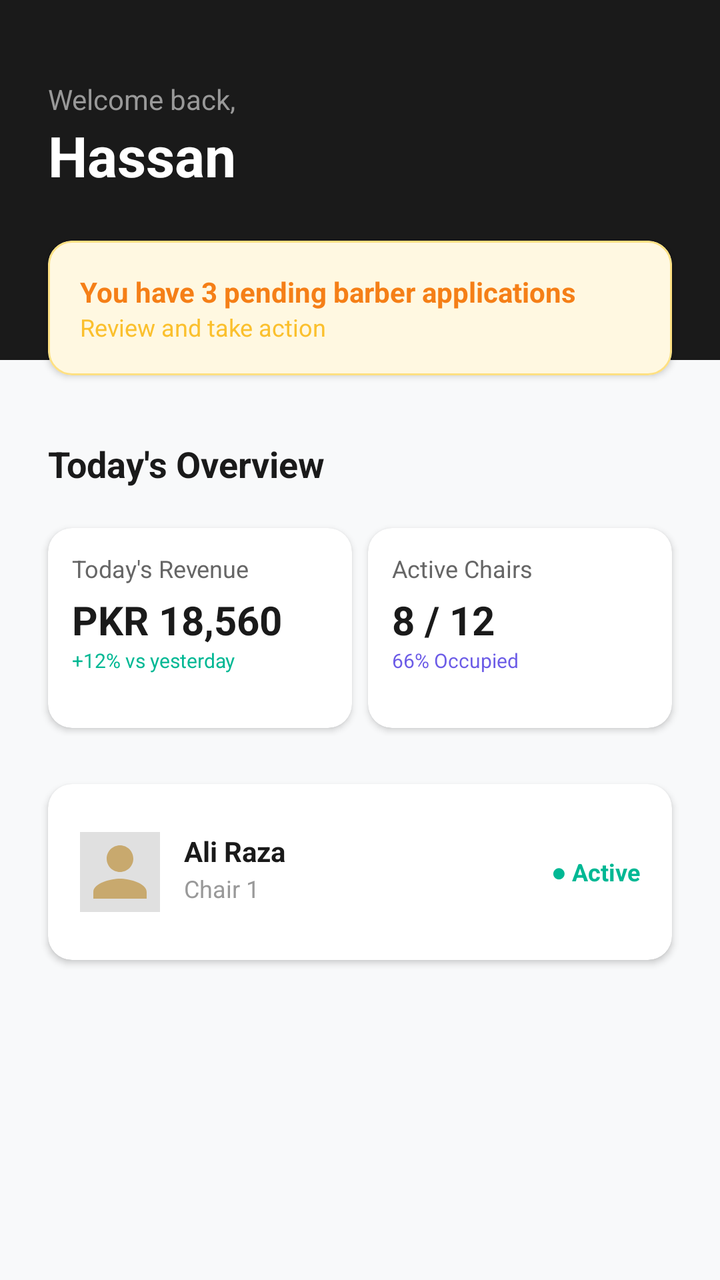
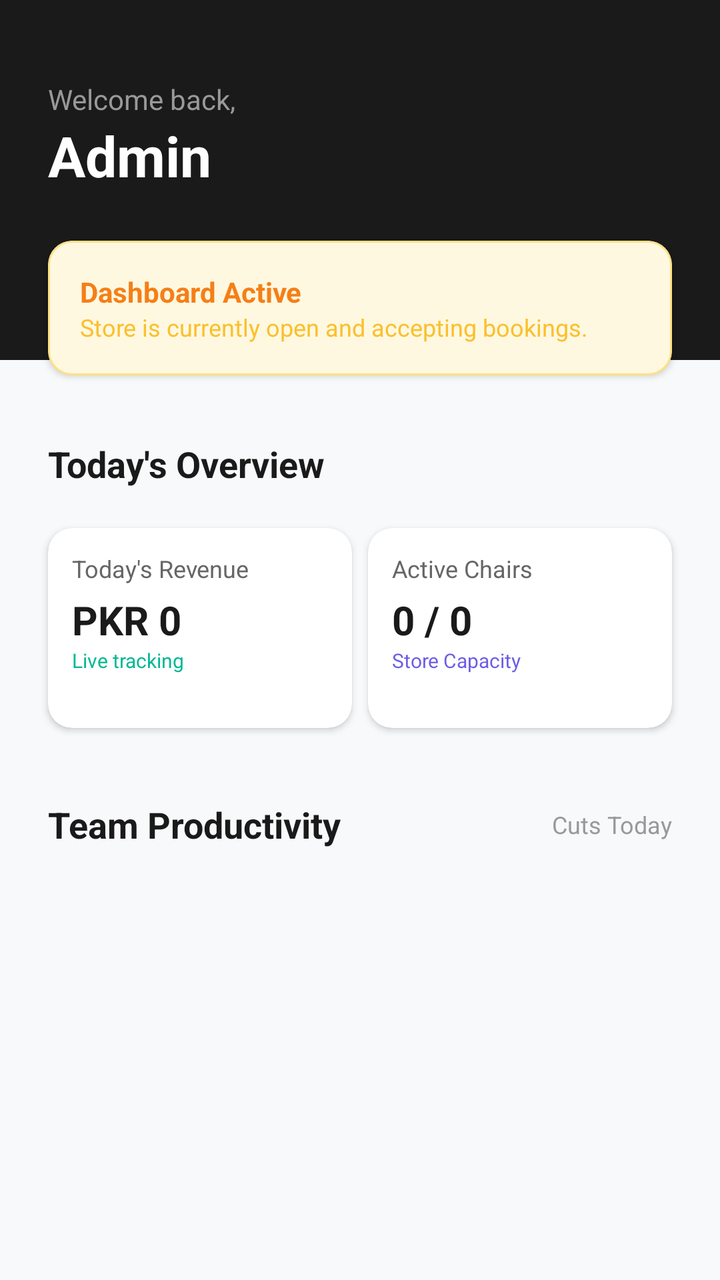

Before-and-after screenshots of an Android layout around one commit, followed by the original layout XML and the change that was made.
<!-- AndroidManifest.xml: application theme Theme.Trimly -->
<!-- res/layout/fragment_hub.xml -->
<?xml version="1.0" encoding="utf-8"?>
<ScrollView xmlns:android="http://schemas.android.com/apk/res/android"
    xmlns:app="http://schemas.android.com/apk/res-auto"
    android:layout_width="match_parent"
    android:layout_height="match_parent"
    android:background="#F8F9FA"
    android:fillViewport="true">

    <androidx.constraintlayout.widget.ConstraintLayout
        android:layout_width="match_parent"
        android:layout_height="wrap_content"
        android:paddingBottom="40dp">

        <View
            android:id="@+id/header_bg"
            android:layout_width="match_parent"
            android:layout_height="180dp"
            android:background="#1A1A1A"
            app:layout_constraintTop_toTopOf="parent" />

        <TextView
            android:id="@+id/tv_welcome"
            android:layout_width="wrap_content"
            android:layout_height="wrap_content"
            android:layout_marginStart="24dp"
            android:layout_marginTop="40dp"
            android:text="Welcome back,"
            android:textColor="#999999"
            android:textSize="14sp"
            app:layout_constraintStart_toStartOf="parent"
            app:layout_constraintTop_toTopOf="parent" />

        <TextView
            android:id="@+id/tv_admin_name"
            android:layout_width="wrap_content"
            android:layout_height="wrap_content"
            android:layout_marginStart="24dp"
            android:text="Hassan"
            android:textColor="#FFFFFF"
            android:textSize="28sp"
            android:textStyle="bold"
            app:layout_constraintStart_toStartOf="parent"
            app:layout_constraintTop_toBottomOf="@id/tv_welcome" />

        <com.google.android.material.card.MaterialCardView
            android:id="@+id/card_alert"
            android:layout_width="match_parent"
            android:layout_height="wrap_content"
            android:layout_marginHorizontal="24dp"
            android:layout_marginTop="24dp"
            app:cardBackgroundColor="#FFF8E1"
            app:cardCornerRadius="12dp"
            app:cardElevation="2dp"
            app:strokeColor="#FFE082"
            app:strokeWidth="1dp"
            app:layout_constraintTop_toBottomOf="@id/tv_admin_name">
            <LinearLayout
                android:layout_width="match_parent"
                android:layout_height="wrap_content"
                android:padding="16dp"
                android:orientation="vertical">
                <TextView
                    android:layout_width="wrap_content"
                    android:layout_height="wrap_content"
                    android:text="You have 3 pending barber applications"
                    android:textColor="#F57F17"
                    android:textStyle="bold"/>
                <TextView
                    android:layout_width="wrap_content"
                    android:layout_height="wrap_content"
                    android:text="Review and take action"
                    android:textColor="#FBC02D"
                    android:textSize="12sp"/>
            </LinearLayout>
        </com.google.android.material.card.MaterialCardView>

        <TextView
            android:id="@+id/tv_overview_title"
            android:layout_width="wrap_content"
            android:layout_height="wrap_content"
            android:layout_marginStart="24dp"
            android:layout_marginTop="32dp"
            android:text="Today's Overview"
            android:textColor="#1A1A1A"
            android:textSize="18sp"
            android:textStyle="bold"
            app:layout_constraintStart_toStartOf="parent"
            app:layout_constraintTop_toBottomOf="@id/card_alert" />

        <GridLayout
            android:id="@+id/grid_stats"
            android:layout_width="match_parent"
            android:layout_height="wrap_content"
            android:layout_marginHorizontal="20dp"
            android:layout_marginTop="16dp"
            android:columnCount="2"
            android:rowCount="2"
            app:layout_constraintTop_toBottomOf="@id/tv_overview_title">

            <com.google.android.material.card.MaterialCardView
                android:layout_width="0dp"
                android:layout_height="100dp"
                android:layout_columnWeight="1"
                android:layout_margin="4dp"
                app:cardBackgroundColor="#FFFFFF"
                app:cardCornerRadius="12dp"
                app:cardElevation="2dp"
                app:strokeWidth="0dp">
                <LinearLayout
                    android:layout_width="match_parent"
                    android:layout_height="match_parent"
                    android:padding="12dp"
                    android:orientation="vertical">
                    <TextView android:layout_width="wrap_content" android:layout_height="wrap_content" android:text="Today's Revenue" android:textColor="#666666" android:textSize="12sp"/>
                    <TextView android:layout_width="wrap_content" android:layout_height="wrap_content" android:text="PKR 18,560" android:textColor="#1A1A1A" android:textSize="20sp" android:textStyle="bold" android:layout_marginTop="4dp"/>
                    <TextView android:layout_width="wrap_content" android:layout_height="wrap_content" android:text="+12% vs yesterday" android:textColor="#00B894" android:textSize="10sp"/>
                </LinearLayout>
            </com.google.android.material.card.MaterialCardView>

            <com.google.android.material.card.MaterialCardView
                android:layout_width="0dp"
                android:layout_height="100dp"
                android:layout_columnWeight="1"
                android:layout_margin="4dp"
                app:cardBackgroundColor="#FFFFFF"
                app:cardCornerRadius="12dp"
                app:cardElevation="2dp"
                app:strokeWidth="0dp">
                <LinearLayout
                    android:layout_width="match_parent"
                    android:layout_height="match_parent"
                    android:padding="12dp"
                    android:orientation="vertical">
                    <TextView android:layout_width="wrap_content" android:layout_height="wrap_content" android:text="Active Chairs" android:textColor="#666666" android:textSize="12sp"/>
                    <TextView android:layout_width="wrap_content" android:layout_height="wrap_content" android:text="8 / 12" android:textColor="#1A1A1A" android:textSize="20sp" android:textStyle="bold" android:layout_marginTop="4dp"/>
                    <TextView android:layout_width="wrap_content" android:layout_height="wrap_content" android:text="66% Occupied" android:textColor="#6C5CE7" android:textSize="10sp"/>
                </LinearLayout>
            </com.google.android.material.card.MaterialCardView>

        </GridLayout>

        <com.google.android.material.card.MaterialCardView
            android:layout_width="match_parent"
            android:layout_height="wrap_content"
            android:layout_marginHorizontal="24dp"
            android:layout_marginTop="24dp"
            app:cardBackgroundColor="#FFFFFF"
            app:cardCornerRadius="12dp"
            app:cardElevation="2dp"
            app:strokeWidth="0dp"
            app:layout_constraintTop_toBottomOf="@id/grid_stats">

            <LinearLayout
                android:layout_width="match_parent"
                android:layout_height="wrap_content"
                android:orientation="vertical"
                android:padding="16dp">
                <RelativeLayout android:layout_width="match_parent" android:layout_height="wrap_content" android:paddingVertical="8dp">
                    <ImageView android:id="@+id/img_barber1" android:layout_width="40dp" android:layout_height="40dp" android:src="@drawable/ic_user" android:background="#E0E0E0"/>
                    <TextView android:layout_width="wrap_content" android:layout_height="wrap_content" android:layout_toEndOf="@id/img_barber1" android:layout_marginStart="12dp" android:text="Ali Raza" android:textColor="#1A1A1A" android:textStyle="bold"/>
                    <TextView android:layout_width="wrap_content" android:layout_height="wrap_content" android:layout_toEndOf="@id/img_barber1" android:layout_marginStart="12dp" android:layout_marginTop="20dp" android:text="Chair 1" android:textColor="#999999" android:textSize="12sp"/>
                    <TextView android:layout_width="wrap_content" android:layout_height="wrap_content" android:layout_alignParentEnd="true" android:layout_centerVertical="true" android:text="● Active" android:textColor="#00B894" android:textStyle="bold" android:textSize="12sp"/>
                </RelativeLayout>
            </LinearLayout>
        </com.google.android.material.card.MaterialCardView>

    </androidx.constraintlayout.widget.ConstraintLayout>
</ScrollView>
<!-- resources referenced by this layout -->
<resources>
  <!-- drawable ic_user (drawable) -->
  <vector xmlns:android="http://schemas.android.com/apk/res/android"
      android:width="24dp"
      android:height="24dp"
      android:viewportWidth="24"
      android:viewportHeight="24"
      android:tint="#C8A96E">
      <path
          android:fillColor="#1A1814"
          android:pathData="M12,12c2.21,0 4,-1.79 4,-4s-1.79,-4 -4,-4 -4,1.79 -4,4 1.79,4 4,4zM12,14c-2.67,0 -8,1.34 -8,4v2h16v-2c0,-2.66 -5.33,-4 -8,-4z"/>
  </vector>
  <style name="Theme.Trimly" parent="Base.Theme.Trimly" />
  <style name="Base.Theme.Trimly" parent="Theme.Material3.DayNight.NoActionBar">
          
          
      </style>
</resources>

<!-- the commit's change to res/layout/fragment_hub.xml (unified diff, before → after) -->
@@ -35,7 +35,7 @@
             android:layout_width="wrap_content"
             android:layout_height="wrap_content"
             android:layout_marginStart="24dp"
-            android:text="Hassan"
+            android:text="Admin"
             android:textColor="#FFFFFF"
             android:textSize="28sp"
             android:textStyle="bold"
@@ -62,13 +62,13 @@
                 <TextView
                     android:layout_width="wrap_content"
                     android:layout_height="wrap_content"
-                    android:text="You have 3 pending barber applications"
+                    android:text="Dashboard Active"
                     android:textColor="#F57F17"
                     android:textStyle="bold"/>
                 <TextView
                     android:layout_width="wrap_content"
                     android:layout_height="wrap_content"
-                    android:text="Review and take action"
+                    android:text="Store is currently open and accepting bookings."
                     android:textColor="#FBC02D"
                     android:textSize="12sp"/>
             </LinearLayout>
@@ -112,8 +112,8 @@
                     android:padding="12dp"
                     android:orientation="vertical">
                     <TextView android:layout_width="wrap_content" android:layout_height="wrap_content" android:text="Today's Revenue" android:textColor="#666666" android:textSize="12sp"/>
-                    <TextView android:layout_width="wrap_content" android:layout_height="wrap_content" android:text="PKR 18,560" android:textColor="#1A1A1A" android:textSize="20sp" android:textStyle="bold" android:layout_marginTop="4dp"/>
-                    <TextView android:layout_width="wrap_content" android:layout_height="wrap_content" android:text="+12% vs yesterday" android:textColor="#00B894" android:textSize="10sp"/>
+                    <TextView android:id="@+id/tv_revenue_amount" android:layout_width="wrap_content" android:layout_height="wrap_content" android:text="PKR 0" android:textColor="#1A1A1A" android:textSize="20sp" android:textStyle="bold" android:layout_marginTop="4dp"/>
+                    <TextView android:layout_width="wrap_content" android:layout_height="wrap_content" android:text="Live tracking" android:textColor="#00B894" android:textSize="10sp"/>
                 </LinearLayout>
             </com.google.android.material.card.MaterialCardView>
 
@@ -132,37 +132,43 @@
                     android:padding="12dp"
                     android:orientation="vertical">
                     <TextView android:layout_width="wrap_content" android:layout_height="wrap_content" android:text="Active Chairs" android:textColor="#666666" android:textSize="12sp"/>
-                    <TextView android:layout_width="wrap_content" android:layout_height="wrap_content" android:text="8 / 12" android:textColor="#1A1A1A" android:textSize="20sp" android:textStyle="bold" android:layout_marginTop="4dp"/>
-                    <TextView android:layout_width="wrap_content" android:layout_height="wrap_content" android:text="66% Occupied" android:textColor="#6C5CE7" android:textSize="10sp"/>
+                    <TextView android:id="@+id/tv_active_chairs" android:layout_width="wrap_content" android:layout_height="wrap_content" android:text="0 / 0" android:textColor="#1A1A1A" android:textSize="20sp" android:textStyle="bold" android:layout_marginTop="4dp"/>
+                    <TextView android:layout_width="wrap_content" android:layout_height="wrap_content" android:text="Store Capacity" android:textColor="#6C5CE7" android:textSize="10sp"/>
                 </LinearLayout>
             </com.google.android.material.card.MaterialCardView>
-
         </GridLayout>
 
-        <com.google.android.material.card.MaterialCardView
+        <TextView
+            android:id="@+id/tv_productivity_title"
+            android:layout_width="wrap_content"
+            android:layout_height="wrap_content"
+            android:layout_marginStart="24dp"
+            android:layout_marginTop="32dp"
+            android:text="Team Productivity"
+            android:textColor="#1A1A1A"
+            android:textSize="18sp"
+            android:textStyle="bold"
+            app:layout_constraintStart_toStartOf="parent"
+            app:layout_constraintTop_toBottomOf="@id/grid_stats" />
+
+        <TextView
+            android:layout_width="wrap_content"
+            android:layout_height="wrap_content"
+            android:layout_marginEnd="24dp"
+            android:text="Cuts Today"
+            android:textColor="#999999"
+            android:textSize="12sp"
+            app:layout_constraintBottom_toBottomOf="@id/tv_productivity_title"
+            app:layout_constraintEnd_toEndOf="parent"
+            app:layout_constraintTop_toTopOf="@id/tv_productivity_title" />
+
+        <androidx.recyclerview.widget.RecyclerView
+            android:id="@+id/rv_team_performance"
             android:layout_width="match_parent"
             android:layout_height="wrap_content"
-            android:layout_marginHorizontal="24dp"
-            android:layout_marginTop="24dp"
-            app:cardBackgroundColor="#FFFFFF"
-            app:cardCornerRadius="12dp"
-            app:cardElevation="2dp"
-            app:strokeWidth="0dp"
-            app:layout_constraintTop_toBottomOf="@id/grid_stats">
-
-            <LinearLayout
-                android:layout_width="match_parent"
-                android:layout_height="wrap_content"
-                android:orientation="vertical"
-                android:padding="16dp">
-                <RelativeLayout android:layout_width="match_parent" android:layout_height="wrap_content" android:paddingVertical="8dp">
-                    <ImageView android:id="@+id/img_barber1" android:layout_width="40dp" android:layout_height="40dp" android:src="@drawable/ic_user" android:background="#E0E0E0"/>
-                    <TextView android:layout_width="wrap_content" android:layout_height="wrap_content" android:layout_toEndOf="@id/img_barber1" android:layout_marginStart="12dp" android:text="Ali Raza" android:textColor="#1A1A1A" android:textStyle="bold"/>
-                    <TextView android:layout_width="wrap_content" android:layout_height="wrap_content" android:layout_toEndOf="@id/img_barber1" android:layout_marginStart="12dp" android:layout_marginTop="20dp" android:text="Chair 1" android:textColor="#999999" android:textSize="12sp"/>
-                    <TextView android:layout_width="wrap_content" android:layout_height="wrap_content" android:layout_alignParentEnd="true" android:layout_centerVertical="true" android:text="● Active" android:textColor="#00B894" android:textStyle="bold" android:textSize="12sp"/>
-                </RelativeLayout>
-            </LinearLayout>
-        </com.google.android.material.card.MaterialCardView>
+            android:layout_marginTop="16dp"
+            android:nestedScrollingEnabled="false"
+            app:layout_constraintTop_toBottomOf="@id/tv_productivity_title" />
 
     </androidx.constraintlayout.widget.ConstraintLayout>
 </ScrollView>
<!-- resource entries referenced after the edit -->
@@ -1,16 +1,5 @@
 <!-- resources referenced by this layout -->
 <resources>
-  <!-- drawable ic_user (drawable) -->
-  <vector xmlns:android="http://schemas.android.com/apk/res/android"
-      android:width="24dp"
-      android:height="24dp"
-      android:viewportWidth="24"
-      android:viewportHeight="24"
-      android:tint="#C8A96E">
-      <path
-          android:fillColor="#1A1814"
-          android:pathData="M12,12c2.21,0 4,-1.79 4,-4s-1.79,-4 -4,-4 -4,1.79 -4,4 1.79,4 4,4zM12,14c-2.67,0 -8,1.34 -8,4v2h16v-2c0,-2.66 -5.33,-4 -8,-4z"/>
-  </vector>
   <style name="Theme.Trimly" parent="Base.Theme.Trimly" />
   <style name="Base.Theme.Trimly" parent="Theme.Material3.DayNight.NoActionBar">
           
